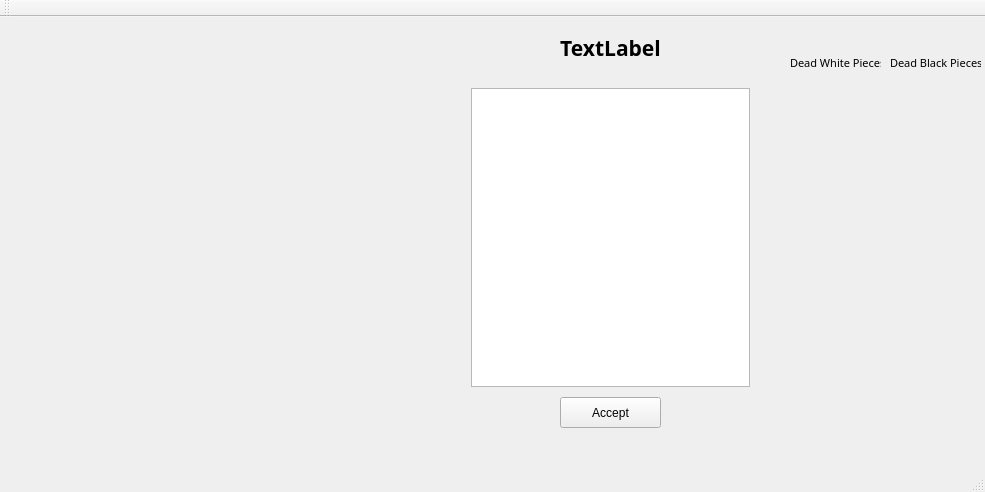
First picture: the form in Chess_project/Chess_project.ui, repository xif19/Chess_project, before the edit.
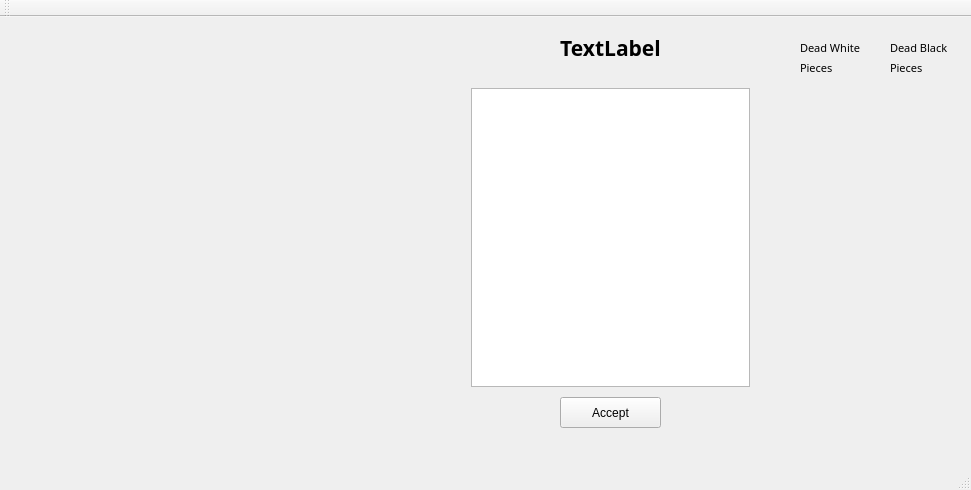
Second picture: the form after the edit.

What changed in the file:
```diff
--- a/Chess_project/Chess_project.ui
+++ b/Chess_project/Chess_project.ui
@@ -6,8 +6,8 @@
    <rect>
     <x>0</x>
     <y>0</y>
-    <width>985</width>
-    <height>492</height>
+    <width>971</width>
+    <height>490</height>
    </rect>
   </property>
   <property name="contextMenuPolicy">
@@ -129,9 +129,9 @@
    <widget class="QWidget" name="verticalLayoutWidget_2">
     <property name="geometry">
      <rect>
-      <x>790</x>
+      <x>800</x>
       <y>60</y>
-      <width>91</width>
+      <width>51</width>
       <height>321</height>
      </rect>
     </property>
@@ -142,7 +142,7 @@
      <rect>
       <x>890</x>
       <y>60</y>
-      <width>91</width>
+      <width>51</width>
       <height>321</height>
      </rect>
     </property>
@@ -151,12 +151,18 @@
    <widget class="QLabel" name="label">
     <property name="geometry">
      <rect>
-      <x>790</x>
-      <y>30</y>
-      <width>91</width>
-      <height>31</height>
+      <x>800</x>
+      <y>20</y>
+      <width>61</width>
+      <height>21</height>
      </rect>
     </property>
+    <property name="sizePolicy">
+     <sizepolicy hsizetype="Preferred" vsizetype="Preferred">
+      <horstretch>0</horstretch>
+      <verstretch>0</verstretch>
+     </sizepolicy>
+    </property>
     <property name="font">
      <font>
       <family>Segoe MDL2 Assets</family>
@@ -164,18 +170,74 @@
      </font>
     </property>
     <property name="text">
-     <string>Dead White Pieces</string>
+     <string>Dead White</string>
+    </property>
+   </widget>
+   <widget class="QLabel" name="label_3">
+    <property name="geometry">
+     <rect>
+      <x>800</x>
+      <y>40</y>
+      <width>61</width>
+      <height>21</height>
+     </rect>
+    </property>
+    <property name="sizePolicy">
+     <sizepolicy hsizetype="Preferred" vsizetype="Preferred">
+      <horstretch>0</horstretch>
+      <verstretch>0</verstretch>
+     </sizepolicy>
+    </property>
+    <property name="font">
+     <font>
+      <family>Segoe MDL2 Assets</family>
+      <pointsize>8</pointsize>
+     </font>
+    </property>
+    <property name="text">
+     <string>Pieces</string>
+    </property>
+   </widget>
+   <widget class="QLabel" name="label_4">
+    <property name="geometry">
+     <rect>
+      <x>890</x>
+      <y>40</y>
+      <width>61</width>
+      <height>21</height>
+     </rect>
+    </property>
+    <property name="sizePolicy">
+     <sizepolicy hsizetype="Preferred" vsizetype="Preferred">
+      <horstretch>0</horstretch>
+      <verstretch>0</verstretch>
+     </sizepolicy>
+    </property>
+    <property name="font">
+     <font>
+      <family>Segoe MDL2 Assets</family>
+      <pointsize>8</pointsize>
+     </font>
+    </property>
+    <property name="text">
+     <string>Pieces</string>
     </property>
    </widget>
    <widget class="QLabel" name="label_2">
     <property name="geometry">
      <rect>
       <x>890</x>
-      <y>30</y>
-      <width>91</width>
-      <height>31</height>
+      <y>20</y>
+      <width>61</width>
+      <height>21</height>
      </rect>
     </property>
+    <property name="sizePolicy">
+     <sizepolicy hsizetype="Preferred" vsizetype="Preferred">
+      <horstretch>0</horstretch>
+      <verstretch>0</verstretch>
+     </sizepolicy>
+    </property>
     <property name="font">
      <font>
       <family>Segoe MDL2 Assets</family>
@@ -183,7 +245,7 @@
      </font>
     </property>
     <property name="text">
-     <string>Dead Black Pieces</string>
+     <string>Dead Black</string>
     </property>
    </widget>
   </widget>
```
Left out of the diff: 2 changed lines with no effect on the pictures.
